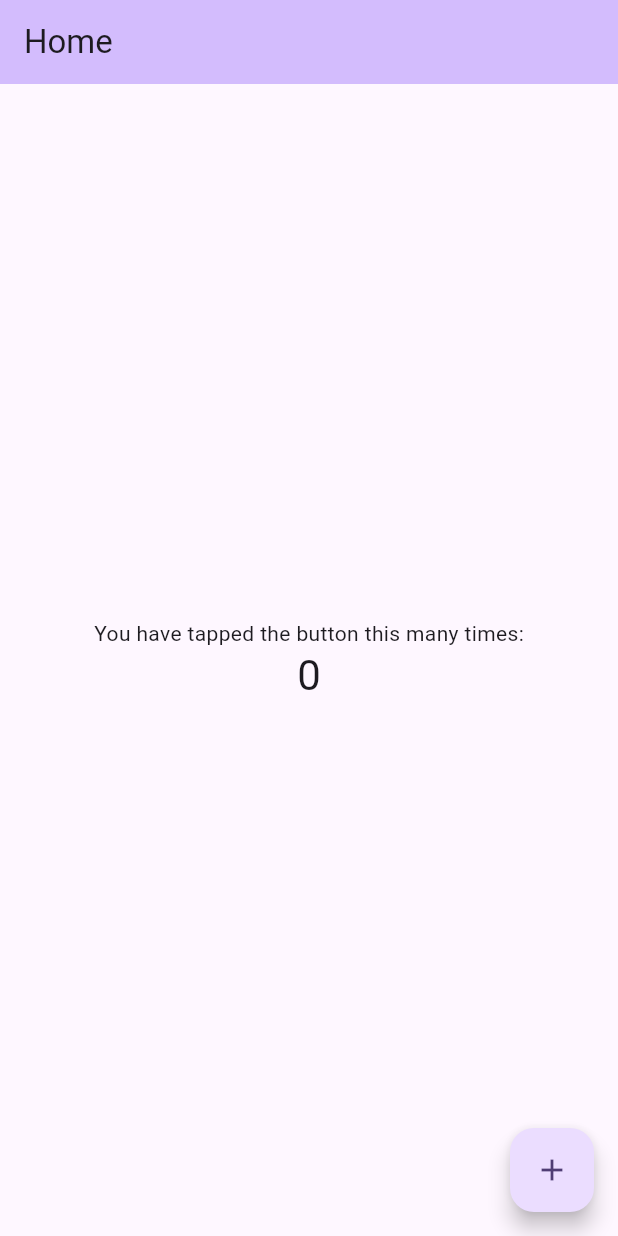
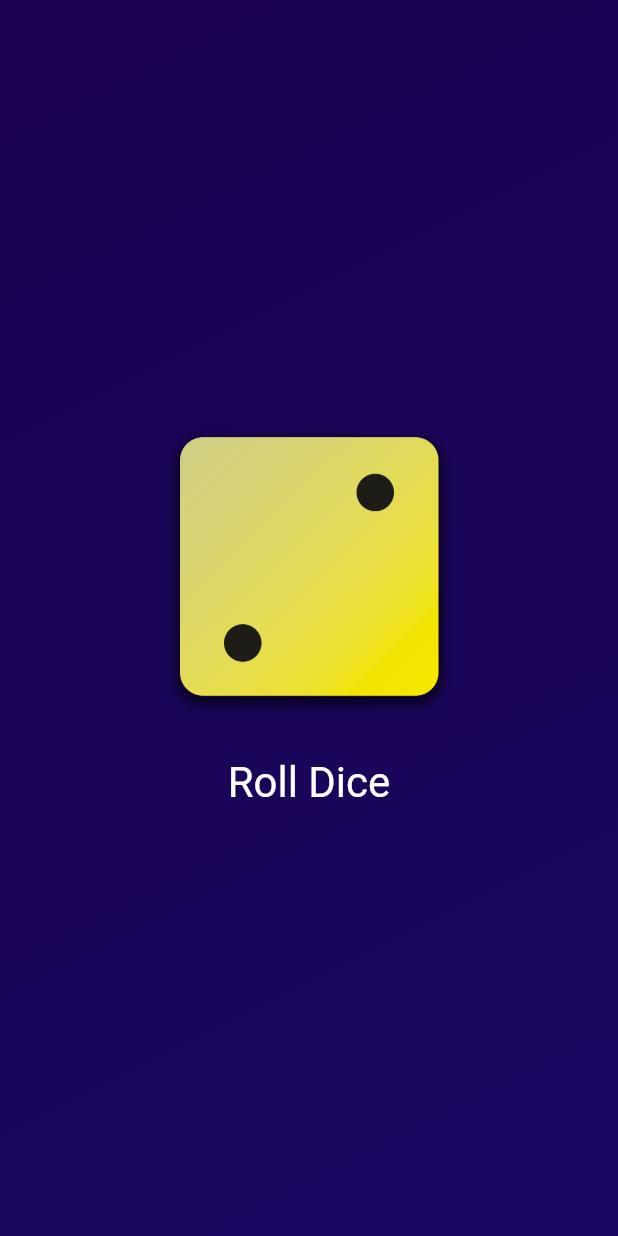
Before and after one commit to albae69/flutter-complete-guide-udemy, a Flutter app: the screen it shows after launch, on a phone screen of 412 x 824 dp. Run offline on Flutter 3.47's test engine with Material 2 defaults, Android fonts, the phone set to English and light mode, and no system bars.

Commit message:
roll dice completed

```diff
--- /dev/null
+++ b/lib/dice_roller.dart
@@ -0,0 +1,40 @@
+import 'package:flutter/material.dart';
+import 'dart:math';
+
+class DiceRoller extends StatefulWidget {
+  const DiceRoller({super.key});
+
+  @override
+  State<DiceRoller> createState() => _DiceRollerState();
+}
+
+class _DiceRollerState extends State<DiceRoller> {
+  final randomNumber = Random();
+  var currentDiceNumber = 2;
+
+  void rollDice() {
+    setState(() {
+      currentDiceNumber = randomNumber.nextInt(6) + 1;
+    });
+  }
+
+  @override
+  Widget build(BuildContext context) {
+    return Column(
+      mainAxisAlignment: MainAxisAlignment.center,
+      children: [
+        Image.asset('assets/images/dice-$currentDiceNumber.png', width: 200),
+        const SizedBox(height: 20),
+        TextButton(
+          onPressed: rollDice,
+          style: TextButton.styleFrom(
+            // padding: const EdgeInsets.only(top: 20),
+            foregroundColor: Colors.white,
+            textStyle: const TextStyle(fontSize: 28),
+          ),
+          child: const Text("Roll Dice"),
+        )
+      ],
+    );
+  }
+}
--- /dev/null
+++ b/lib/gradient_container.dart
@@ -0,0 +1,25 @@
+import 'package:first_app/dice_roller.dart';
+import 'package:flutter/material.dart';
+
+const startAlignment = Alignment.topLeft;
+const endAlignment = Alignment.bottomRight;
+
+class GradientContainer extends StatelessWidget {
+  const GradientContainer(this.color1, this.color2, {super.key});
+
+  final Color color1;
+  final Color color2;
+
+  @override
+  Widget build(BuildContext context) {
+    return Container(
+      decoration: BoxDecoration(
+        gradient: LinearGradient(
+            colors: [color1, color2], begin: startAlignment, end: endAlignment),
+      ),
+      child: const Center(
+        child: DiceRoller(),
+      ),
+    );
+  }
+}
--- a/lib/main.dart
+++ b/lib/main.dart
@@ -1,71 +1,14 @@
 import 'package:flutter/material.dart';
 
+import 'package:first_app/gradient_container.dart';
+
 void main() {
-  runApp(const MyApp());
+  runApp(
+    const MaterialApp(
+      home: Scaffold(
+        body: GradientContainer(
+            Color.fromARGB(255, 26, 2, 80), Color.fromARGB(255, 26, 7, 98)),
+      ),
+    ),
+  );
 }
-
-class MyApp extends StatelessWidget {
-  const MyApp({super.key});
-
-  // This widget is the root of your application.
-  @override
-  Widget build(BuildContext context) {
-    return MaterialApp(
-      title: 'Flutter Demo',
-      theme: ThemeData(
-        colorScheme: ColorScheme.fromSeed(seedColor: Colors.deepPurple),
-        useMaterial3: true,
-      ),
-      home: const MyHomePage(title: 'Home'),
-      debugShowCheckedModeBanner: false,
-    );
-  }
-}
-
-class MyHomePage extends StatefulWidget {
-  const MyHomePage({super.key, required this.title});
-
-  final String title;
-
-  @override
-  State<MyHomePage> createState() => _MyHomePageState();
-}
-
-class _MyHomePageState extends State<MyHomePage> {
-  int _counter = 0;
-
-  void _incrementCounter() {
-    setState(() {
-      _counter++;
-    });
-  }
-
-  @override
-  Widget build(BuildContext context) {
-    return Scaffold(
-      appBar: AppBar(
-        backgroundColor: Theme.of(context).colorScheme.inversePrimary,
-        title: Text(widget.title),
-      ),
-      body: Center(
-        child: Column(
-          mainAxisAlignment: MainAxisAlignment.center,
-          children: <Widget>[
-            const Text(
-              'You have tapped the button this many times:',
-            ),
-            Text(
-              '$_counter',
-              style: Theme.of(context).textTheme.headlineMedium,
-            ),
-          ],
-        ),
-      ),
-      floatingActionButton: FloatingActionButton(
-        onPressed: _incrementCounter,
-        tooltip: 'Increment',
-        child: const Icon(Icons.add),
-      ),
-    );
-  }
-}
--- /dev/null
+++ b/lib/styled_text.dart
@@ -0,0 +1,18 @@
+import 'package:flutter/material.dart';
+
+class StyledText extends StatelessWidget {
+  const StyledText(
+    this.text, {
+    super.key,
+  });
+
+  final String text;
+
+  @override
+  Widget build(BuildContext context) {
+    return Text(
+      text,
+      style: const TextStyle(color: Colors.white, fontSize: 28),
+    );
+  }
+}
--- a/pubspec.yaml
+++ b/pubspec.yaml
@@ -59,9 +59,8 @@ flutter:
   uses-material-design: true
 
   # To add assets to your application, add an assets section, like this:
-  # assets:
-  #   - images/a_dot_burr.jpeg
-  #   - images/a_dot_ham.jpeg
+  assets:
+    - assets/images/
 
   # An image asset can refer to one or more resolution-specific "variants", see
   # https://flutter.dev/assets-and-images/#resolution-aware
```
Also changed, not shown: assets/images/dice-1.png (added), assets/images/dice-2.png (added), assets/images/dice-3.png (added), assets/images/dice-4.png (added), assets/images/dice-5.png (added), assets/images/dice-6.png (added).
